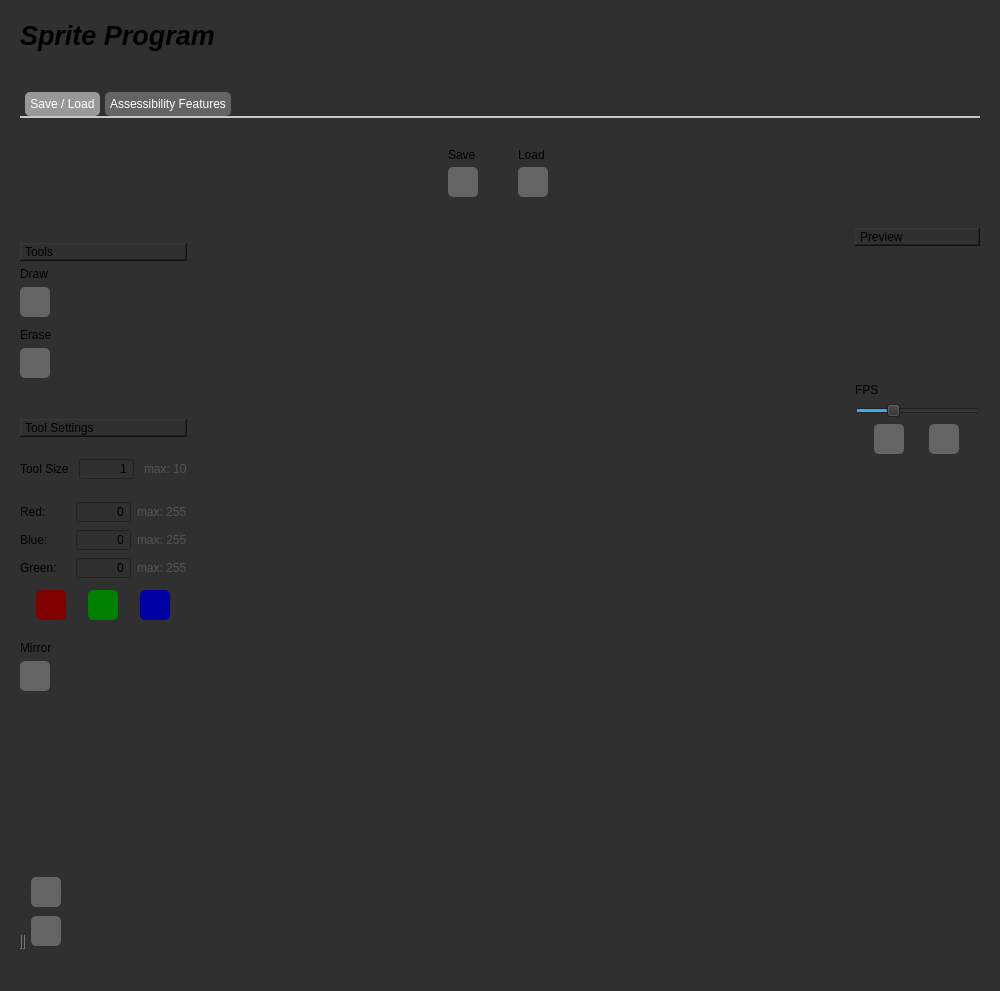
Qt form mainwindow.ui (landonwest815/sprite-editor) before a commit.
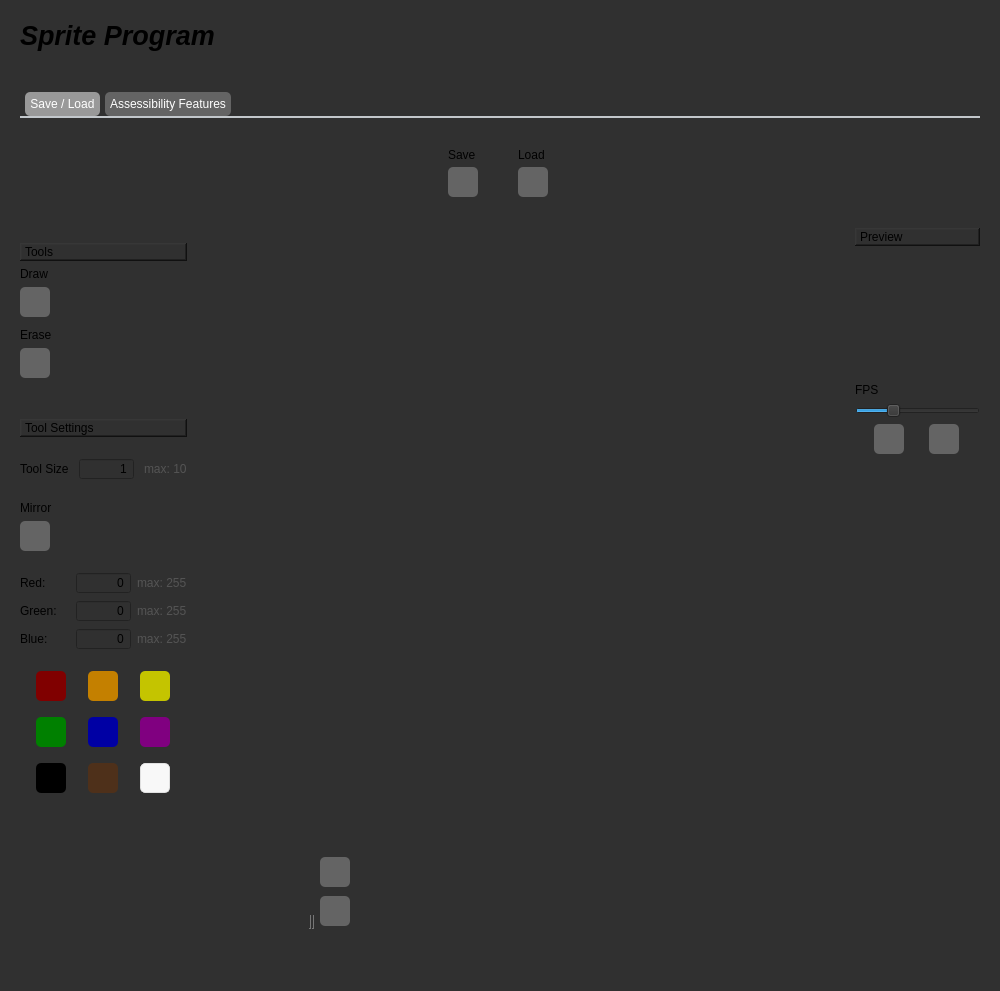
The same form after that commit. Icons and pictures are not drawn.

Commit message: More Colors; Moved Frames Scroll

```diff
--- a/mainwindow.ui
+++ b/mainwindow.ui
@@ -1007,7 +1007,7 @@
      </spacer>
     </item>
     <item>
-     <layout class="QHBoxLayout" name="horizontalLayout_2" stretch="0,0,0,0,0">
+     <layout class="QHBoxLayout" name="horizontalLayout_2" stretch="0,0,0">
       <property name="spacing">
        <number>6</number>
       </property>
@@ -1322,6 +1322,83 @@
           </item>
          </layout>
         </item>
+        <item>
+         <spacer name="verticalSpacer_14">
+          <property name="orientation">
+           <enum>Qt::Vertical</enum>
+          </property>
+          <property name="sizeType">
+           <enum>QSizePolicy::Fixed</enum>
+          </property>
+          <property name="sizeHint" stdset="0">
+           <size>
+            <width>20</width>
+            <height>15</height>
+           </size>
+          </property>
+         </spacer>
+        </item>
+        <item>
+         <widget class="QLabel" name="mirrorLabel">
+          <property name="text">
+           <string>Mirror</string>
+          </property>
+         </widget>
+        </item>
+        <item>
+         <widget class="QPushButton" name="mirrorTool">
+          <property name="sizePolicy">
+           <sizepolicy hsizetype="Fixed" vsizetype="Fixed">
+            <horstretch>0</horstretch>
+            <verstretch>0</verstretch>
+           </sizepolicy>
+          </property>
+          <property name="minimumSize">
+           <size>
+            <width>30</width>
+            <height>30</height>
+           </size>
+          </property>
+          <property name="maximumSize">
+           <size>
+            <width>30</width>
+            <height>30</height>
+           </size>
+          </property>
+          <property name="styleSheet">
+           <string notr="true">QPushButton {
+  background-color: #646464; /* Dark grey background, matching the handle */
+  color: white; /* Light text for contrast */
+  border-radius: 5px; /* Rounded corners with a radius of 10 pixels */
+}
+
+QPushButton:hover {
+  background-color: #505050; /* Slightly lighter grey for hover state */
+}
+
+QPushButton:pressed {
+  background-color: #303030; /* Slightly darker grey for pressed state */
+}
+
+QPushButton:checked {
+  background-color: #999999; /* Color when button is checked */
+}</string>
+          </property>
+          <property name="text">
+           <string/>
+          </property>
+          <property name="icon">
+           <iconset resource="Assets.qrc">
+            <normaloff>:/icons/Assets/mirror.png</normaloff>:/icons/Assets/mirror.png</iconset>
+          </property>
+          <property name="checkable">
+           <bool>true</bool>
+          </property>
+          <property name="checked">
+           <bool>false</bool>
+          </property>
+         </widget>
+        </item>
         <item>
          <spacer name="verticalSpacer_12">
           <property name="orientation">
@@ -1387,52 +1464,6 @@
           </item>
          </layout>
         </item>
-        <item>
-         <layout class="QHBoxLayout" name="horizontalLayout_11">
-          <item>
-           <widget class="QLabel" name="blueLabel">
-            <property name="text">
-             <string>Blue:</string>
-            </property>
-           </widget>
-          </item>
-          <item>
-           <widget class="QSpinBox" name="blueSpin">
-            <property name="minimumSize">
-             <size>
-              <width>55</width>
-              <height>0</height>
-             </size>
-            </property>
-            <property name="maximumSize">
-             <size>
-              <width>55</width>
-              <height>16777215</height>
-             </size>
-            </property>
-            <property name="alignment">
-             <set>Qt::AlignRight|Qt::AlignTrailing|Qt::AlignVCenter</set>
-            </property>
-            <property name="buttonSymbols">
-             <enum>QAbstractSpinBox::NoButtons</enum>
-            </property>
-            <property name="maximum">
-             <number>255</number>
-            </property>
-           </widget>
-          </item>
-          <item>
-           <widget class="QLabel" name="redLabel_5">
-            <property name="styleSheet">
-             <string notr="true">color: rgb(84, 84, 84)</string>
-            </property>
-            <property name="text">
-             <string>max: 255</string>
-            </property>
-           </widget>
-          </item>
-         </layout>
-        </item>
         <item>
          <layout class="QHBoxLayout" name="horizontalLayout_12">
           <item>
@@ -1479,6 +1510,52 @@
           </item>
          </layout>
         </item>
+        <item>
+         <layout class="QHBoxLayout" name="horizontalLayout_11">
+          <item>
+           <widget class="QLabel" name="blueLabel">
+            <property name="text">
+             <string>Blue:</string>
+            </property>
+           </widget>
+          </item>
+          <item>
+           <widget class="QSpinBox" name="blueSpin">
+            <property name="minimumSize">
+             <size>
+              <width>55</width>
+              <height>0</height>
+             </size>
+            </property>
+            <property name="maximumSize">
+             <size>
+              <width>55</width>
+              <height>16777215</height>
+             </size>
+            </property>
+            <property name="alignment">
+             <set>Qt::AlignRight|Qt::AlignTrailing|Qt::AlignVCenter</set>
+            </property>
+            <property name="buttonSymbols">
+             <enum>QAbstractSpinBox::NoButtons</enum>
+            </property>
+            <property name="maximum">
+             <number>255</number>
+            </property>
+           </widget>
+          </item>
+          <item>
+           <widget class="QLabel" name="redLabel_5">
+            <property name="styleSheet">
+             <string notr="true">color: rgb(84, 84, 84)</string>
+            </property>
+            <property name="text">
+             <string>max: 255</string>
+            </property>
+           </widget>
+          </item>
+         </layout>
+        </item>
         <item>
          <spacer name="verticalSpacer_15">
           <property name="orientation">
@@ -1490,7 +1567,7 @@
           <property name="sizeHint" stdset="0">
            <size>
             <width>20</width>
-            <height>5</height>
+            <height>15</height>
            </size>
           </property>
          </spacer>
@@ -1541,6 +1618,128 @@
            </widget>
           </item>
           <item>
+           <widget class="QPushButton" name="orangePreset">
+            <property name="sizePolicy">
+             <sizepolicy hsizetype="Fixed" vsizetype="Fixed">
+              <horstretch>0</horstretch>
+              <verstretch>0</verstretch>
+             </sizepolicy>
+            </property>
+            <property name="minimumSize">
+             <size>
+              <width>30</width>
+              <height>30</height>
+             </size>
+            </property>
+            <property name="maximumSize">
+             <size>
+              <width>30</width>
+              <height>30</height>
+             </size>
+            </property>
+            <property name="styleSheet">
+             <string notr="true">QPushButton {
+  background-color: #C48000; /* Dark gold/orange background */
+  color: white; /* White text for contrast */
+  border-radius: 5px; /* Rounded corners with a radius of 5 pixels */
+}
+
+QPushButton:hover {
+  background-color: #d9a520; /* Lighter gold/orange for hover state */
+}
+
+QPushButton:pressed {
+  background-color: #9f6400; /* Darker gold/orange for pressed state */
+}</string>
+            </property>
+            <property name="text">
+             <string/>
+            </property>
+            <property name="checkable">
+             <bool>true</bool>
+            </property>
+           </widget>
+          </item>
+          <item>
+           <widget class="QPushButton" name="yellowPreset">
+            <property name="sizePolicy">
+             <sizepolicy hsizetype="Fixed" vsizetype="Fixed">
+              <horstretch>0</horstretch>
+              <verstretch>0</verstretch>
+             </sizepolicy>
+            </property>
+            <property name="minimumSize">
+             <size>
+              <width>30</width>
+              <height>30</height>
+             </size>
+            </property>
+            <property name="maximumSize">
+             <size>
+              <width>30</width>
+              <height>30</height>
+             </size>
+            </property>
+            <property name="styleSheet">
+             <string notr="true">QPushButton {
+  background-color: #C4C400; /* Yellowish-green background */
+  color: white; /* White text for contrast */
+  border-radius: 5px; /* Rounded corners with a radius of 5 pixels */
+}
+
+QPushButton:hover {
+  background-color: #dada00; /* Lighter yellowish-green for hover state */
+}
+
+QPushButton:pressed {
+  background-color: #a0a000; /* Darker yellowish-green for pressed state */
+}</string>
+            </property>
+            <property name="text">
+             <string/>
+            </property>
+            <property name="checkable">
+             <bool>true</bool>
+            </property>
+           </widget>
+          </item>
+         </layout>
+        </item>
+        <item>
+         <spacer name="verticalSpacer_19">
+          <property name="orientation">
+           <enum>Qt::Vertical</enum>
+          </property>
+          <property name="sizeType">
+           <enum>QSizePolicy::Fixed</enum>
+          </property>
+          <property name="sizeHint" stdset="0">
+           <size>
+            <width>20</width>
+            <height>0</height>
+           </size>
+          </property>
+         </spacer>
+        </item>
+        <item>
+         <spacer name="verticalSpacer_30">
+          <property name="orientation">
+           <enum>Qt::Vertical</enum>
+          </property>
+          <property name="sizeType">
+           <enum>QSizePolicy::Fixed</enum>
+          </property>
+          <property name="sizeHint" stdset="0">
+           <size>
+            <width>20</width>
+            <height>10</height>
+           </size>
+          </property>
+         </spacer>
+        </item>
+        <item>
+         <layout class="QHBoxLayout" name="horizontalLayout_20">
+          <item>
            <widget class="QPushButton" name="greenPreset">
             <property name="sizePolicy">
              <sizepolicy hsizetype="Fixed" vsizetype="Fixed">
@@ -1626,33 +1825,8 @@
             </property>
            </widget>
           </item>
-         </layout>
-        </item>
         <item>
-         <spacer name="verticalSpacer_14">
-          <property name="orientation">
-           <enum>Qt::Vertical</enum>
-          </property>
-          <property name="sizeType">
-           <enum>QSizePolicy::Fixed</enum>
-          </property>
-          <property name="sizeHint" stdset="0">
-           <size>
-            <width>20</width>
-            <height>15</height>
-           </size>
-          </property>
-         </spacer>
-        </item>
-        <item>
-         <widget class="QLabel" name="mirrorLabel">
-          <property name="text">
-           <string>Mirror</string>
-          </property>
-         </widget>
-        </item>
-        <item>
-         <widget class="QPushButton" name="mirrorTool">
+           <widget class="QPushButton" name="purplePreset">
           <property name="sizePolicy">
            <sizepolicy hsizetype="Fixed" vsizetype="Fixed">
             <horstretch>0</horstretch>
@@ -1673,37 +1847,200 @@
           </property>
           <property name="styleSheet">
            <string notr="true">QPushButton {
-  background-color: #646464; /* Dark grey background, matching the handle */
-  color: white; /* Light text for contrast */
-  border-radius: 5px; /* Rounded corners with a radius of 10 pixels */
+  background-color: #800080; /* Medium purple background */
+  color: white; /* White text for contrast */
+  border-radius: 5px; /* Rounded corners with a radius of 5 pixels */
 }
 
 QPushButton:hover {
-  background-color: #505050; /* Slightly lighter grey for hover state */
+  background-color: #a040a0; /* Lighter purple for hover state */
 }
 
 QPushButton:pressed {
-  background-color: #303030; /* Slightly darker grey for pressed state */
-}
-
-QPushButton:checked {
-  background-color: #999999; /* Color when button is checked */
+  background-color: #600060; /* Darker purple for pressed state */
 }</string>
           </property>
           <property name="text">
            <string/>
           </property>
-          <property name="icon">
-           <iconset resource="Assets.qrc">
-            <normaloff>:/icons/Assets/mirror.png</normaloff>:/icons/Assets/mirror.png</iconset>
-          </property>
+            <property name="checkable">
+             <bool>true</bool>
+            </property>
+           </widget>
+          </item>
+         </layout>
+        </item>
+        <item>
+         <spacer name="verticalSpacer_29">
+          <property name="orientation">
+           <enum>Qt::Vertical</enum>
+          </property>
+          <property name="sizeType">
+           <enum>QSizePolicy::Fixed</enum>
+          </property>
+          <property name="sizeHint" stdset="0">
+           <size>
+            <width>20</width>
+            <height>0</height>
+           </size>
+          </property>
+         </spacer>
+        </item>
+        <item>
+         <spacer name="verticalSpacer_31">
+          <property name="orientation">
+           <enum>Qt::Vertical</enum>
+          </property>
+          <property name="sizeType">
+           <enum>QSizePolicy::Fixed</enum>
+          </property>
+          <property name="sizeHint" stdset="0">
+           <size>
+            <width>20</width>
+            <height>10</height>
+           </size>
+          </property>
+         </spacer>
+        </item>
+        <item>
+         <layout class="QHBoxLayout" name="horizontalLayout_21">
+          <item>
+           <widget class="QPushButton" name="blackPreset">
+            <property name="sizePolicy">
+             <sizepolicy hsizetype="Fixed" vsizetype="Fixed">
+              <horstretch>0</horstretch>
+              <verstretch>0</verstretch>
+             </sizepolicy>
+            </property>
+            <property name="minimumSize">
+             <size>
+              <width>30</width>
+              <height>30</height>
+             </size>
+            </property>
+            <property name="maximumSize">
+             <size>
+              <width>30</width>
+              <height>30</height>
+             </size>
+            </property>
+            <property name="styleSheet">
+             <string notr="true">QPushButton {
+  background-color: #000000; /* Black background */
+  color: white; /* White text for contrast */
+  border-radius: 5px; /* Rounded corners with a radius of 5 pixels */
+}
+
+QPushButton:hover {
+  background-color: #111111; /* Dark grey for hover state */
+}
+
+QPushButton:pressed {
+  background-color: #000000; /* Maintain black for pressed state */
+}
+</string>
+            </property>
+            <property name="text">
+             <string/>
+            </property>
           <property name="checkable">
            <bool>true</bool>
           </property>
-          <property name="checked">
-           <bool>false</bool>
-          </property>
-         </widget>
+           </widget>
+          </item>
+          <item>
+           <widget class="QPushButton" name="brownPreset">
+            <property name="sizePolicy">
+             <sizepolicy hsizetype="Fixed" vsizetype="Fixed">
+              <horstretch>0</horstretch>
+              <verstretch>0</verstretch>
+             </sizepolicy>
+            </property>
+            <property name="minimumSize">
+             <size>
+              <width>30</width>
+              <height>30</height>
+             </size>
+            </property>
+            <property name="maximumSize">
+             <size>
+              <width>30</width>
+              <height>30</height>
+             </size>
+            </property>
+            <property name="styleSheet">
+             <string notr="true">QPushButton {
+  background-color: #4e301a; /* Slightly lighter brown background */
+  color: white; /* White text for contrast */
+  border-radius: 5px; /* Rounded corners with a radius of 5 pixels */
+}
+
+QPushButton:hover {
+  background-color: #624a2e; /* Lighter brown for hover state */
+}
+
+QPushButton:pressed {
+  background-color: #392414; /* Darker brown for pressed state */
+}
+</string>
+            </property>
+            <property name="text">
+             <string/>
+            </property>
+            <property name="checkable">
+             <bool>true</bool>
+            </property>
+           </widget>
+          </item>
+          <item>
+           <widget class="QPushButton" name="whitePreset">
+            <property name="sizePolicy">
+             <sizepolicy hsizetype="Fixed" vsizetype="Fixed">
+              <horstretch>0</horstretch>
+              <verstretch>0</verstretch>
+             </sizepolicy>
+            </property>
+            <property name="minimumSize">
+             <size>
+              <width>30</width>
+              <height>30</height>
+             </size>
+            </property>
+            <property name="maximumSize">
+             <size>
+              <width>30</width>
+              <height>30</height>
+             </size>
+            </property>
+            <property name="styleSheet">
+             <string notr="true">QPushButton {
+  background-color: #F8F8F8; /* Light gray background */
+  color: black; /* Black text for contrast */
+  border-radius: 5px; /* Rounded corners with a radius of 5 pixels */
+  border: 1px solid #E0E0E0; /* Light grey border for definition */
+}
+
+QPushButton:hover {
+  background-color: #FFFFFF; /* White background for hover state */
+  border: 1px solid #CCCCCC; /* Darker grey border for hover state */
+  box-shadow: 0px 0px 5px #CCCCCC; /* Shadow effect for hover state */
+}
+
+QPushButton:pressed {
+  background-color: #D0D0D0; /* Darker grey for pressed state */
+  border: 1px solid #B0B0B0; /* Even darker border for pressed state */
+}
+</string>
+            </property>
+            <property name="text">
+             <string/>
+            </property>
+            <property name="checkable">
+             <bool>true</bool>
+            </property>
+           </widget>
+          </item>
+         </layout>
         </item>
         <item>
          <spacer name="verticalSpacer_2">
@@ -1734,6 +2071,10 @@
        </spacer>
       </item>
       <item>
+       <layout class="QVBoxLayout" name="verticalLayout_6">
+        <item>
+         <layout class="QHBoxLayout" name="horizontalLayout_19">
+          <item>
        <widget class="QLabel" name="pixMapLabel">
         <property name="sizePolicy">
          <sizepolicy hsizetype="Fixed" vsizetype="Fixed">
@@ -1999,22 +2340,6 @@
       </item>
      </layout>
     </item>
-    <item>
-     <spacer name="verticalSpacer_4">
-      <property name="orientation">
-       <enum>Qt::Vertical</enum>
-      </property>
-      <property name="sizeType">
-       <enum>QSizePolicy::Fixed</enum>
-      </property>
-      <property name="sizeHint" stdset="0">
-       <size>
-        <width>20</width>
-        <height>20</height>
-       </size>
-      </property>
-     </spacer>
-    </item>
     <item>
      <layout class="QHBoxLayout" name="horizontalLayout_5">
       <item>
@@ -2211,6 +2536,26 @@
        </spacer>
       </item>
      </layout>
+        </item>
+       </layout>
+      </item>
+     </layout>
+    </item>
+    <item>
+     <spacer name="verticalSpacer_4">
+      <property name="orientation">
+       <enum>Qt::Vertical</enum>
+      </property>
+      <property name="sizeType">
+       <enum>QSizePolicy::Fixed</enum>
+      </property>
+      <property name="sizeHint" stdset="0">
+       <size>
+        <width>20</width>
+        <height>20</height>
+       </size>
+      </property>
+     </spacer>
     </item>
    </layout>
   </widget>
```
Lines whose indentation alone changed are shown as unchanged. The commit also changes 1 other file.
